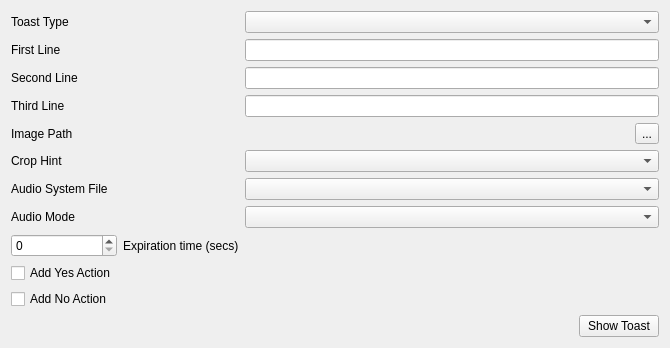
Old version of the form examples/qt-gui-example/mainwindow.ui in the repository mohabouje/WinToast.
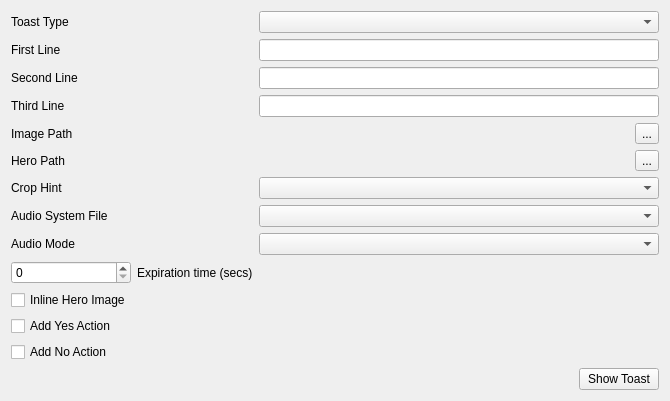
New version of the form.

Commit message: Adding support to the QT GUI app to generate HERO images

Patch:
```diff
--- a/examples/qt-gui-example/mainwindow.ui
+++ b/examples/qt-gui-example/mainwindow.ui
@@ -7,7 +7,7 @@
     <x>0</x>
     <y>0</y>
     <width>670</width>
-    <height>228</height>
+    <height>353</height>
    </rect>
   </property>
   <property name="windowTitle">
@@ -15,7 +15,7 @@
   </property>
   <widget class="QWidget" name="centralWidget">
    <layout class="QGridLayout" name="gridLayout">
-    <item row="10" column="0">
+    <item row="11" column="0">
      <widget class="QSpinBox" name="spinBox">
       <property name="maximum">
        <number>10</number>
@@ -25,6 +25,13 @@
       </property>
      </widget>
     </item>
+    <item row="1" column="0">
+     <widget class="QLabel" name="label_9">
+      <property name="text">
+       <string>Toast Type</string>
+      </property>
+     </widget>
+    </item>
     <item row="2" column="0">
      <widget class="QLabel" name="label">
       <property name="text">
@@ -32,10 +39,17 @@
       </property>
      </widget>
     </item>
+    <item row="6" column="0">
+     <widget class="QLabel" name="label_10">
+      <property name="text">
+       <string>Hero Path</string>
+      </property>
+     </widget>
+    </item>
     <item row="4" column="2">
      <widget class="QLineEdit" name="thirdLine"/>
     </item>
-    <item row="8" column="2">
+    <item row="9" column="2">
      <widget class="QComboBox" name="audioMode"/>
     </item>
     <item row="5" column="2">
@@ -82,28 +96,28 @@
       </layout>
      </widget>
     </item>
-    <item row="8" column="0">
+    <item row="9" column="0">
      <widget class="QLabel" name="label_6">
       <property name="text">
        <string>Audio Mode</string>
       </property>
      </widget>
     </item>
-    <item row="13" column="0">
+    <item row="14" column="0">
      <widget class="QCheckBox" name="addNo">
       <property name="text">
        <string>Add No Action</string>
       </property>
      </widget>
     </item>
-    <item row="10" column="1">
+    <item row="11" column="1">
      <widget class="QLabel" name="label_4">
       <property name="text">
        <string>Expiration time (secs)</string>
       </property>
      </widget>
     </item>
-    <item row="14" column="2">
+    <item row="15" column="2">
      <widget class="QWidget" name="widget_2" native="true">
       <layout class="QHBoxLayout" name="horizontalLayout_2">
        <property name="leftMargin">
@@ -147,7 +161,7 @@
       </layout>
      </widget>
     </item>
-    <item row="7" column="2">
+    <item row="8" column="2">
      <widget class="QComboBox" name="audioSystemFile"/>
     </item>
     <item row="3" column="0">
@@ -160,14 +174,14 @@
     <item row="3" column="2">
      <widget class="QLineEdit" name="secondLine"/>
     </item>
-    <item row="12" column="0">
+    <item row="13" column="0">
      <widget class="QCheckBox" name="addYes">
       <property name="text">
        <string>Add Yes Action</string>
       </property>
      </widget>
     </item>
-    <item row="7" column="0">
+    <item row="8" column="0">
      <widget class="QLabel" name="label_5">
       <property name="text">
        <string>Audio System File</string>
@@ -184,7 +198,7 @@
       </property>
      </widget>
     </item>
-    <item row="6" column="2">
+    <item row="7" column="2">
      <widget class="QComboBox" name="cropHint"/>
     </item>
     <item row="4" column="0">
@@ -194,23 +208,41 @@
       </property>
      </widget>
     </item>
-    <item row="6" column="0">
-     <widget class="QLabel" name="label_7">
-      <property name="text">
-       <string>Crop Hint</string>
-      </property>
-     </widget>
-    </item>
-    <item row="1" column="0">
-     <widget class="QLabel" name="label_9">
-      <property name="text">
-       <string>Toast Type</string>
-      </property>
-     </widget>
-    </item>
     <item row="1" column="2">
      <widget class="QComboBox" name="toastType"/>
     </item>
+    <item row="7" column="0">
+     <widget class="QLabel" name="label_7">
+      <property name="text">
+       <string>Crop Hint</string>
+      </property>
+     </widget>
+    </item>
+    <item row="6" column="2">
+     <layout class="QHBoxLayout" name="horizontalLayout_3">
+      <item>
+       <widget class="QLabel" name="heroPath">
+        <property name="text">
+         <string/>
+        </property>
+       </widget>
+      </item>
+      <item>
+       <widget class="QToolButton" name="heroPathSelector">
+        <property name="text">
+         <string>...</string>
+        </property>
+       </widget>
+      </item>
+     </layout>
+    </item>
+    <item row="12" column="0">
+     <widget class="QCheckBox" name="inlineHeroImage">
+      <property name="text">
+       <string>Inline Hero Image</string>
+      </property>
+     </widget>
+    </item>
    </layout>
   </widget>
  </widget>
```
The commit also changes 2 other files.
